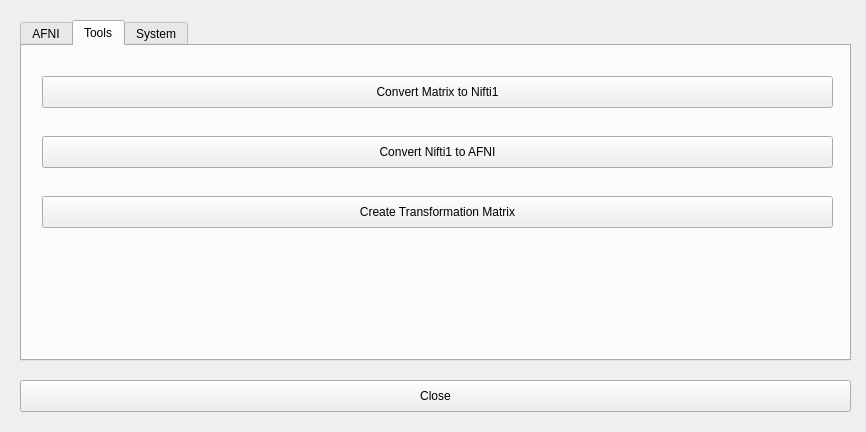
Above: GUI/frmVisualizationGUI.ui from myousefnezhad/easyfmri before the change. Below: the same form after it.
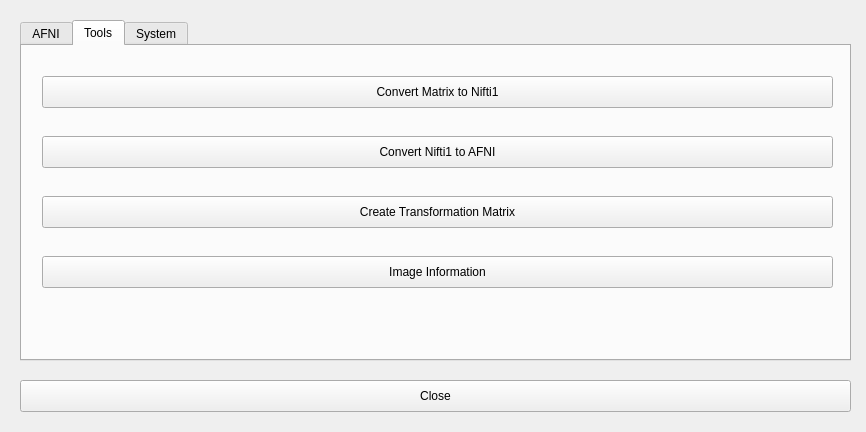
That is the form after the change. The open tabs and pages were chosen to show the change.

The edit to the form file:
```diff
--- a/GUI/frmVisualizationGUI.ui
+++ b/GUI/frmVisualizationGUI.ui
@@ -158,6 +158,19 @@
       <string>Create Transformation Matrix</string>
      </property>
     </widget>
+    <widget class="QPushButton" name="btnImageInfo">
+     <property name="geometry">
+      <rect>
+       <x>20</x>
+       <y>210</y>
+       <width>791</width>
+       <height>32</height>
+      </rect>
+     </property>
+     <property name="text">
+      <string>Image Information</string>
+     </property>
+    </widget>
    </widget>
    <widget class="QWidget" name="tab_3">
     <attribute name="title">
```
